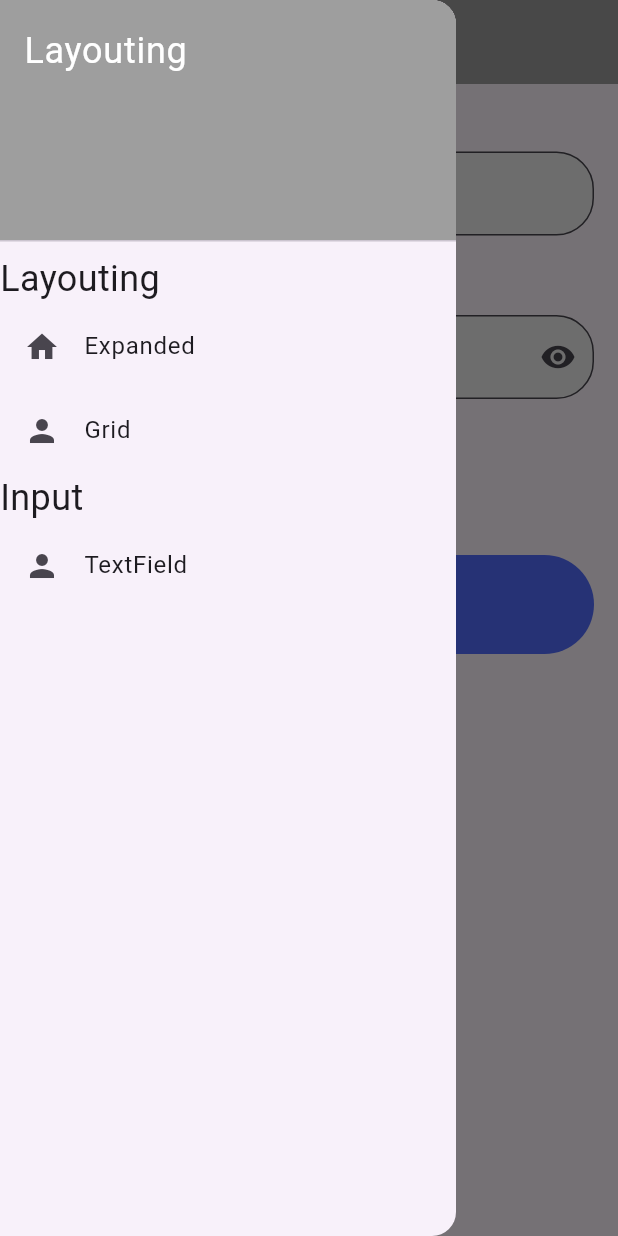
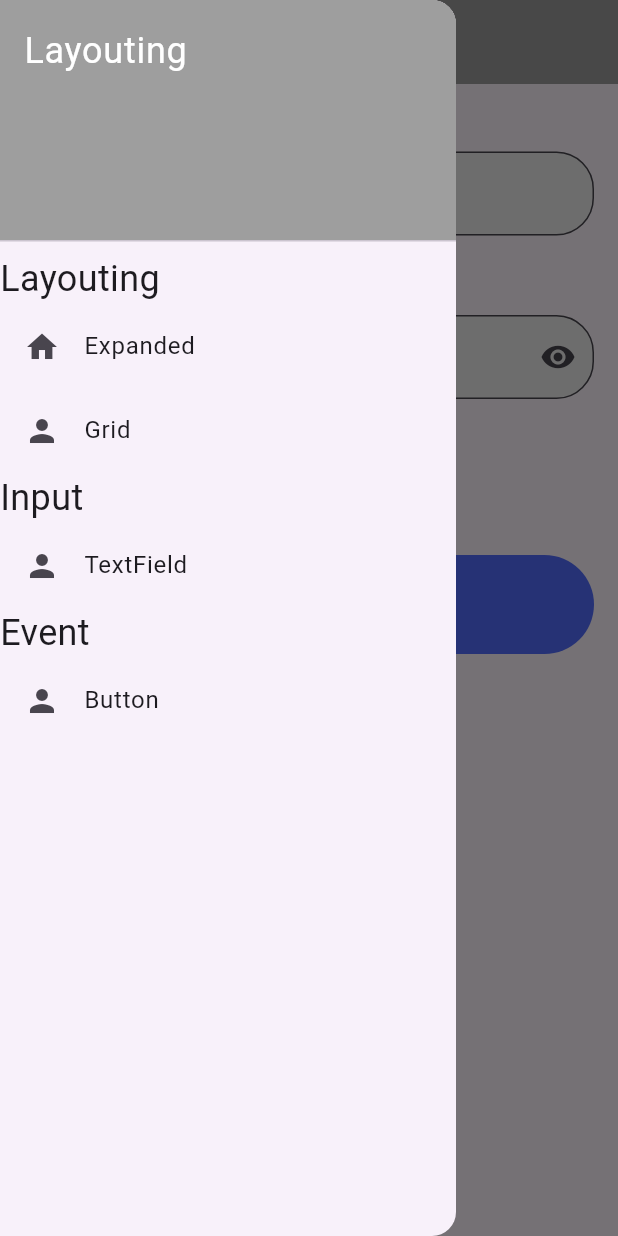
Before and after one commit to Habibieproject/ppkd_b_1, a Flutter app: the ProfileScreen screen opened directly, in the side drawer, after a tap on "TextField", on a phone screen of 412 x 824 dp. Run offline on Flutter 3.47's test engine with Material 3 defaults, Android fonts, the light colour scheme and no system bars.

Commit message:
update textfield materi

```diff
--- a/lib/main.dart
+++ b/lib/main.dart
@@ -19,7 +19,8 @@ class MyApp extends StatelessWidget {
       theme: ThemeData(
         colorScheme: ColorScheme.fromSeed(seedColor: Colors.deepPurple),
       ),
-      home:LoginScreen()
+      home: LoginScreen(),
+      // home: MainScreen(),
     );
   }
 }
--- a/lib/views/main/stack/profile_screen.dart
+++ b/lib/views/main/stack/profile_screen.dart
@@ -32,15 +32,10 @@ class _ProfileScreenState extends State<ProfileScreen> {
           padding: EdgeInsets.zero,
           children: <Widget>[
             DrawerHeader(
-              decoration: BoxDecoration(
-                color: Colors.grey,
-              ),
+              decoration: BoxDecoration(color: Colors.grey),
               child: Text(
                 'Layouting',
-                style: TextStyle(
-                  color: Colors.white,
-                  fontSize: 24,
-                ),
+                style: TextStyle(color: Colors.white, fontSize: 24),
               ),
             ),
             titleConst("Layouting"),
@@ -58,12 +53,20 @@ class _ProfileScreenState extends State<ProfileScreen> {
                 _onItemTapped('Grid');
               },
             ),
-           titleConst("Input"),
+            titleConst("Input"),
             ListTile(
               leading: Icon(Icons.person),
               title: Text('TextField'),
               onTap: () {
                 _onItemTapped('TextField');
+              },
+            ),
+            titleConst("Event"),
+            ListTile(
+              leading: Icon(Icons.person),
+              title: Text('Button'),
+              onTap: () {
+                _onItemTapped('Button');
               },
             ),
           ],
@@ -84,9 +87,13 @@ class _ProfileScreenState extends State<ProfileScreen> {
       case 'TextField':
         return TextFieldScreen();
       case 'Logout':
-        return Center(child: Text('Logout Screen', style: TextStyle(fontSize: 24)));
+        return Center(
+          child: Text('Logout Screen', style: TextStyle(fontSize: 24)),
+        );
       default:
-        return Center(child: Text('Profile Screen', style: TextStyle(fontSize: 24)));
+        return Center(
+          child: Text('Profile Screen', style: TextStyle(fontSize: 24)),
+        );
     }
   }
 }
--- a/lib/views/main/stack/widgets/input/textfield.dart
+++ b/lib/views/main/stack/widgets/input/textfield.dart
@@ -18,9 +18,13 @@ class _TextFieldScreenState extends State<TextFieldScreen> {
         children: [
           titleField("Email"),
           textField("email", controller: _emailController),
-          SizedBox(height: 24,),
+          SizedBox(height: 24),
           titleField("Password"),
-          textField("password", controller: _passwordController,isPassword: true),
+          textField(
+            "password",
+            controller: _passwordController,
+            isPassword: true,
+          ),
 
           Row(
             children: [
@@ -29,38 +33,45 @@ Row(
           ),
           Row(
             children: [
-    Expanded(child: Text("data password\n${_passwordController.text}")),
+              Expanded(
+                child: Text("data password\n${_passwordController.text}"),
+              ),
             ],
           ),
 
-          SizedBox(height: 24,),
+          SizedBox(height: 24),
 
           Container(
             padding: const EdgeInsets.all(16.0),
 
             width: double.infinity,
             decoration: BoxDecoration(
-      color:_emailController.text.length>10?Colors.red: Colors.indigoAccent,
-      borderRadius: BorderRadius.circular(50)),
+              color:
+                  _emailController.text.length > 10
+                      ? Colors.red
+                      : Colors.indigoAccent,
+              borderRadius: BorderRadius.circular(50),
+            ),
 
             child: Row(
               mainAxisAlignment: MainAxisAlignment.center,
-      children: [
-        Text("Login",style: TextStyle(fontSize: 24),),
-      ],
-        ),)
+              children: [Text("Login", style: TextStyle(fontSize: 24))],
+            ),
+          ),
         ],
       ),
     );
   }
 
-  TextField textField(String hintext, {required TextEditingController controller,bool isPassword = false}) {
+  TextField textField(
+    String hintext, {
+    required TextEditingController controller,
+    bool isPassword = false,
+  }) {
     return TextField(
       controller: controller,
       onChanged: (value) {
-        setState(() {
-
-        });
+        setState(() {});
       },
       obscuringCharacter: "x",
       obscureText: isPassword,
@@ -69,13 +80,11 @@ Row(
       decoration: InputDecoration(
         filled: true,
         fillColor: Colors.grey[200],
-            border: OutlineInputBorder(
-              borderRadius: BorderRadius.circular(25)
-            ),
+        border: OutlineInputBorder(borderRadius: BorderRadius.circular(25)),
         hintText: "Masukkan $hintext",
-            labelText: isPassword? "Password":"Email",
-            prefixIcon: isPassword? Icon(Icons.key):Icon(Icons.email),
-            suffixIcon: isPassword? Icon(Icons.visibility):null
+        labelText: isPassword ? "Password" : "Email",
+        prefixIcon: isPassword ? Icon(Icons.key) : Icon(Icons.email),
+        suffixIcon: isPassword ? Icon(Icons.visibility) : null,
       ),
     );
   }
@@ -83,7 +92,7 @@ Row(
   Row titleField(String text) {
     return Row(
       children: [
-            Text(text,style: TextStyle(fontSize: 20, fontWeight: FontWeight.bold),),
+        Text(text, style: TextStyle(fontSize: 20, fontWeight: FontWeight.bold)),
       ],
     );
   }
```
Also changed, not shown: lib/views/auth/login_screen.dart (+165 -54 lines), lib/views/main/stack/widgets/event/button.dart (added). Lines whose indentation alone changed are shown as unchanged.
